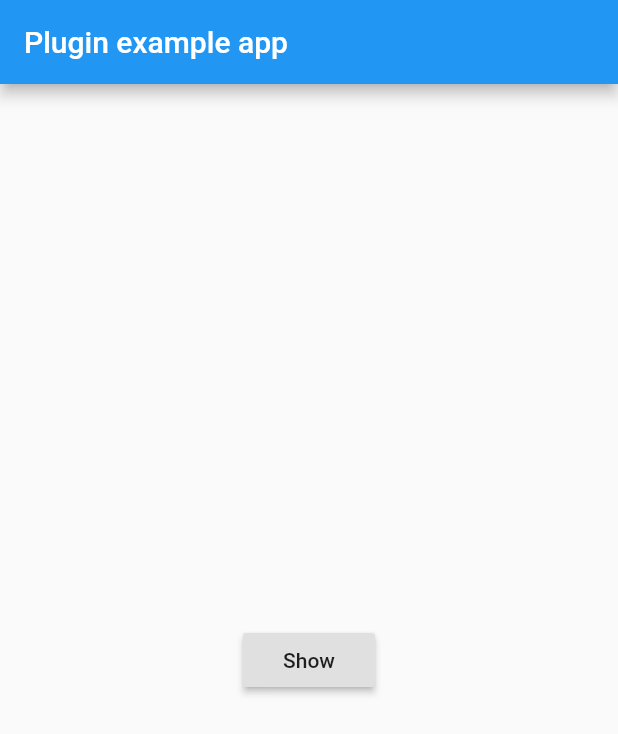
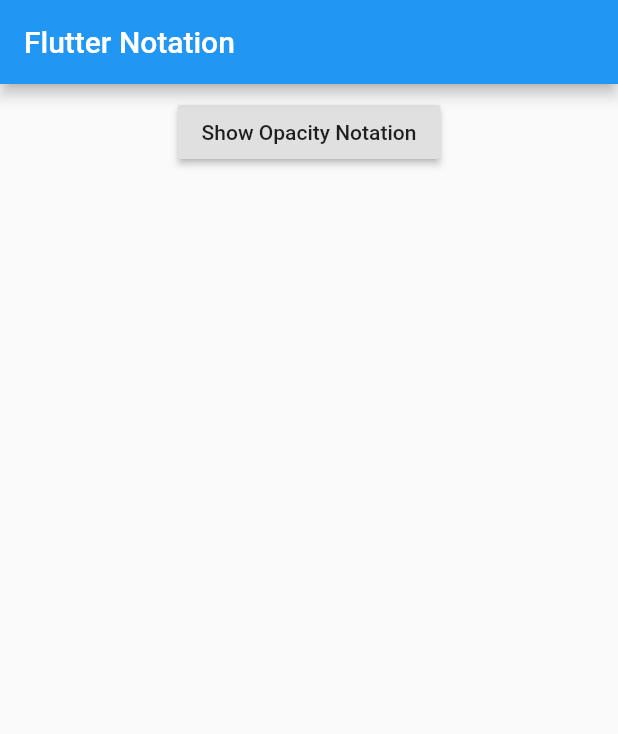
Before and after one commit to Authnull/Flutter-Notation, a Flutter app: the screen it shows after launch, on a phone screen of 412 x 824 dp. Shown: the top 734 px of the screen. Run offline on Flutter 3.47's test engine with Material 2 defaults, Android fonts, the phone set to English and light mode, and no system bars.

Commit message:
align items

```diff
--- a/example/lib/main.dart
+++ b/example/lib/main.dart
@@ -9,22 +9,28 @@ class MyApp extends StatelessWidget {
     return MaterialApp(
       home: Scaffold(
         appBar: AppBar(
-          title: const Text('Plugin example app'),
+          title: const Text('Flutter Notation'),
         ),
-        body: Center(
-          child: Builder(
+        body: Builder(
           builder: (BuildContext context) {
-              return RaisedButton(
+            return Container(
+              margin: const EdgeInsets.all(8.0),
+              child: Row(
+                mainAxisAlignment: MainAxisAlignment.center,
+                children: <Widget>[
+                  RaisedButton(
                     onPressed: () {
                       OpacityNotation.show(
                         context: context,
                         child: Text('123'),
                       );
                     },
-                child: Text('Show'),
+                    child: Text('Show Opacity Notation'),
+                  ),
+                ],
+              ),
             );
           },
-          ),
         ),
       ),
     );
--- a/lib/flutter_notation.dart
+++ b/lib/flutter_notation.dart
@@ -1,3 +1,3 @@
 library flutter_notation;
 
-export "src/opacity.dart";
+export "src/opacity/opacity.dart";
--- a/lib/src/opacity.dart
+++ b/lib/src/opacity/opacity.dart
@@ -1,6 +1,7 @@
 import 'dart:async';
 
-import 'package:flutter/material.dart';
+import 'package:flutter/widgets.dart';
+import 'package:flutter_notation/src/opacity/component.dart';
 
 class OpacityNotation {
   static void show({
@@ -9,8 +10,7 @@ class OpacityNotation {
   }) {
     OverlayEntry overlayEntry = new OverlayEntry(
       builder: (context) {
-        return new Positioned(
-          top: MediaQuery.of(context).size.height * 0.7,
+        return OpacityNotationComponent(
           child: child,
         );
       },
```
Also changed, not shown: lib/src/opacity/component.dart (added, +21 -0 lines). Lines whose indentation alone changed are shown as unchanged.
